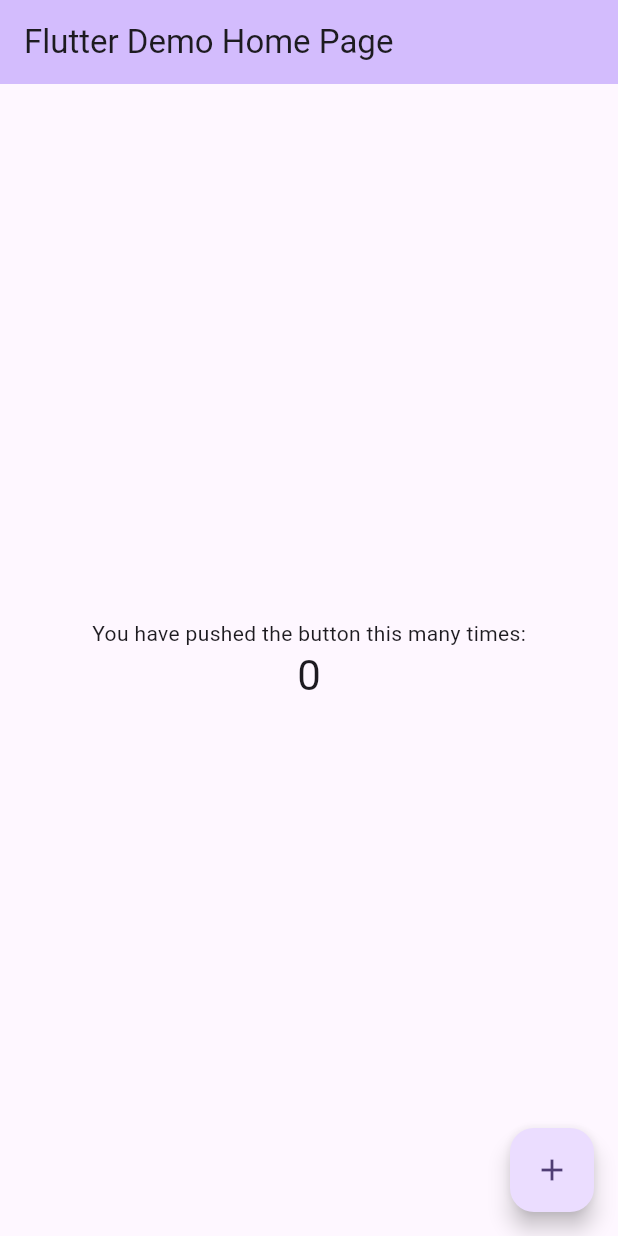
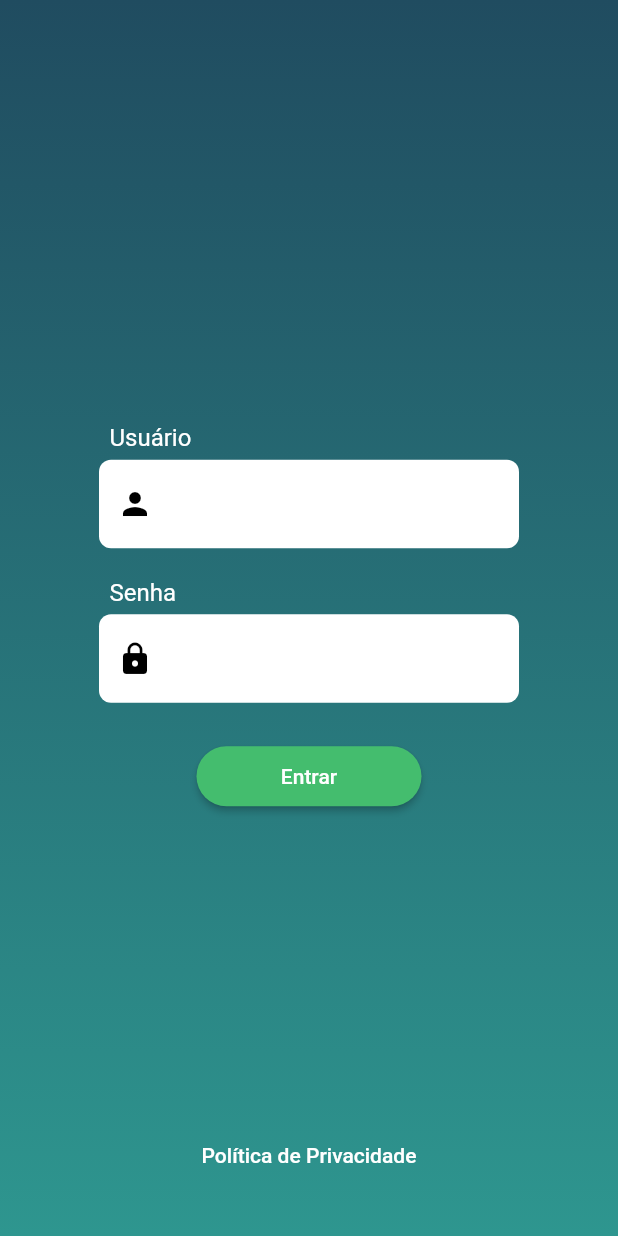
Before and after one commit to Bernardo-94/target_challenge, a Flutter app: the screen it shows after launch, on a phone screen of 412 x 824 dp. Run offline on Flutter 3.47's test engine with Material 2 defaults, Android fonts, the phone set to English and light mode, and no system bars; our stand-ins replace flutter_mobx, mobx, shared_preferences; generated files the repository leaves out were written again.

Commit message:
finishing the project

```diff
--- a/lib/main.dart
+++ b/lib/main.dart
@@ -1,125 +1,29 @@
 import 'package:flutter/material.dart';
+import 'package:target_challenge/project/home_page/home_page.dart';
+import 'package:target_challenge/project/login_page/login_page.view.dart';
 
 void main() {
   runApp(const MyApp());
 }
 
 class MyApp extends StatelessWidget {
-  const MyApp({super.key});
+  const MyApp({Key? key}) : super(key: key);
 
   // This widget is the root of your application.
   @override
   Widget build(BuildContext context) {
     return MaterialApp(
-      title: 'Flutter Demo',
+      debugShowCheckedModeBanner: false,
+      title: 'Target Challenge',
       theme: ThemeData(
-        // This is the theme of your application.
-        //
-        // TRY THIS: Try running your application with "flutter run". You'll see
-        // the application has a blue toolbar. Then, without quitting the app,
-        // try changing the seedColor in the colorScheme below to Colors.green
-        // and then invoke "hot reload" (save your changes or press the "hot
-        // reload" button in a Flutter-supported IDE, or press "r" if you used
-        // the command line to start the app).
-        //
-        // Notice that the counter didn't reset back to zero; the application
-        // state is not lost during the reload. To reset the state, use hot
-        // restart instead.
-        //
-        // This works for code too, not just values: Most code changes can be
-        // tested with just a hot reload.
-        colorScheme: ColorScheme.fromSeed(seedColor: Colors.deepPurple),
-        useMaterial3: true,
+        primaryColor: const Color.fromRGBO(0, 65, 130, 1),
       ),
-      home: const MyHomePage(title: 'Flutter Demo Home Page'),
+      initialRoute: '/login',
+      routes: {
+        // É aqui onde as rotas são definidas.
+        '/login': (context) => const LoginPage(),
+        '/home': (context) => const HomePage(),
+      },
     );
   }
 }
-
-class MyHomePage extends StatefulWidget {
-  const MyHomePage({super.key, required this.title});
-
-  // This widget is the home page of your application. It is stateful, meaning
-  // that it has a State object (defined below) that contains fields that affect
-  // how it looks.
-
-  // This class is the configuration for the state. It holds the values (in this
-  // case the title) provided by the parent (in this case the App widget) and
-  // used by the build method of the State. Fields in a Widget subclass are
-  // always marked "final".
-
-  final String title;
-
-  @override
-  State<MyHomePage> createState() => _MyHomePageState();
-}
-
-class _MyHomePageState extends State<MyHomePage> {
-  int _counter = 0;
-
-  void _incrementCounter() {
-    setState(() {
-      // This call to setState tells the Flutter framework that something has
-      // changed in this State, which causes it to rerun the build method below
-      // so that the display can reflect the updated values. If we changed
-      // _counter without calling setState(), then the build method would not be
-      // called again, and so nothing would appear to happen.
-      _counter++;
-    });
-  }
-
-  @override
-  Widget build(BuildContext context) {
-    // This method is rerun every time setState is called, for instance as done
-    // by the _incrementCounter method above.
-    //
-    // The Flutter framework has been optimized to make rerunning build methods
-    // fast, so that you can just rebuild anything that needs updating rather
-    // than having to individually change instances of widgets.
-    return Scaffold(
-      appBar: AppBar(
-        // TRY THIS: Try changing the color here to a specific color (to
-        // Colors.amber, perhaps?) and trigger a hot reload to see the AppBar
-        // change color while the other colors stay the same.
-        backgroundColor: Theme.of(context).colorScheme.inversePrimary,
-        // Here we take the value from the MyHomePage object that was created by
-        // the App.build method, and use it to set our appbar title.
-        title: Text(widget.title),
-      ),
-      body: Center(
-        // Center is a layout widget. It takes a single child and positions it
-        // in the middle of the parent.
-        child: Column(
-          // Column is also a layout widget. It takes a list of children and
-          // arranges them vertically. By default, it sizes itself to fit its
-          // children horizontally, and tries to be as tall as its parent.
-          //
-          // Column has various properties to control how it sizes itself and
-          // how it positions its children. Here we use mainAxisAlignment to
-          // center the children vertically; the main axis here is the vertical
-          // axis because Columns are vertical (the cross axis would be
-          // horizontal).
-          //
-          // TRY THIS: Invoke "debug painting" (choose the "Toggle Debug Paint"
-          // action in the IDE, or press "p" in the console), to see the
-          // wireframe for each widget.
-          mainAxisAlignment: MainAxisAlignment.center,
-          children: <Widget>[
-            const Text(
-              'You have pushed the button this many times:',
-            ),
-            Text(
-              '$_counter',
-              style: Theme.of(context).textTheme.headlineMedium,
-            ),
-          ],
-        ),
-      ),
-      floatingActionButton: FloatingActionButton(
-        onPressed: _incrementCounter,
-        tooltip: 'Increment',
-        child: const Icon(Icons.add),
-      ), // This trailing comma makes auto-formatting nicer for build methods.
-    );
-  }
-}
--- /dev/null
+++ b/lib/project/login_page/login_page.view.dart
@@ -0,0 +1,60 @@
+import 'package:flutter/material.dart';
+import 'package:target_challenge/project/main_design.view.dart';
+import 'package:target_challenge/project/shared/text_form_field_custom.dart';
+
+class LoginPage extends StatelessWidget {
+  const LoginPage({super.key});
+
+  @override
+  Widget build(BuildContext context) {
+    final formKey = GlobalKey<FormState>();
+    return Scaffold(
+      body: MainDesign(
+        child: Form(
+          key: formKey,
+          child: Column(
+            crossAxisAlignment: CrossAxisAlignment.center,
+            mainAxisAlignment: MainAxisAlignment.center,
+            children: [
+              const TextFormFieldCustom(
+                fieldName: 'Usuário',
+                prefixIcon: Icons.person,
+              ),
+              const SizedBox(
+                height: 20,
+              ),
+              const TextFormFieldCustom(
+                fieldName: 'Senha',
+                prefixIcon: Icons.lock,
+              ),
+              const SizedBox(
+                height: 25,
+              ),
+              ConstrainedBox(
+                constraints: const BoxConstraints(
+                  minWidth: 150,
+                  maxWidth: 150,
+                  minHeight: 40,
+                ),
+                child: ElevatedButton(
+                  onPressed: () {
+                    if (formKey.currentState!.validate()) {
+                      Navigator.pushNamed(context, '/home');
+                    }
+                  },
+                  style: ElevatedButton.styleFrom(
+                    backgroundColor: const Color(0xFF44bd6e),
+                    shape: RoundedRectangleBorder(
+                      borderRadius: BorderRadius.circular(20.0),
+                    ),
+                  ),
+                  child: const Text('Entrar'),
+                ),
+              ),
+            ],
+          ),
+        ),
+      ),
+    );
+  }
+}
--- /dev/null
+++ b/lib/project/main_design.view.dart
@@ -0,0 +1,61 @@
+import 'package:flutter/material.dart';
+import 'package:target_challenge/project/shared/constants.dart';
+import 'package:url_launcher/url_launcher.dart';
+
+class MainDesign extends StatelessWidget {
+  final Widget child;
+  const MainDesign({super.key, required this.child});
+
+  @override
+  Widget build(BuildContext context) {
+    var size = MediaQuery.of(context).size;
+    return Container(
+      width: size.width,
+      height: size.height,
+      decoration: const BoxDecoration(
+        gradient: LinearGradient(
+          colors: [
+            Color(0xFF204C60),
+            Color(0xFF2E968F),
+          ],
+          begin: Alignment.topCenter,
+          end: Alignment.bottomCenter,
+        ),
+      ),
+      child: Stack(
+        alignment: Alignment.center,
+        children: [
+          child,
+          Positioned(
+            left: 0,
+            right: 0,
+            bottom: 0,
+            child: Padding(
+              padding: const EdgeInsets.only(
+                bottom: 30.0,
+              ),
+              child: TextButton(
+                onPressed: () {
+                  _lauchGoogle();
+                },
+                style: TextButton.styleFrom(
+                  foregroundColor: Colors.white,
+                ),
+                child: const Text('Política de Privacidade'),
+              ),
+            ),
+          ),
+        ],
+      ),
+    );
+  }
+
+  _lauchGoogle() async {
+    Uri url = Uri.parse(urlGoole);
+    if (await canLaunchUrl(url)) {
+      await launchUrl(url);
+    } else {
+      throw 'Não foi possível abrir $url';
+    }
+  }
+}
--- /dev/null
+++ b/lib/project/shared/constants.dart
@@ -0,0 +1 @@
+const String urlGoole = 'https://www.google.com';
--- /dev/null
+++ b/lib/project/shared/text_form_field_custom.dart
@@ -0,0 +1,79 @@
+import 'package:flutter/material.dart';
+import 'package:target_challenge/project/shared/validators.dart';
+
+class TextFormFieldCustom extends StatelessWidget {
+  final String fieldName;
+  final TextEditingController? controller;
+  final IconData? prefixIcon;
+  const TextFormFieldCustom({
+    super.key,
+    required this.fieldName,
+    this.controller,
+    this.prefixIcon,
+  });
+
+  @override
+  Widget build(BuildContext context) {
+    return Column(
+      mainAxisAlignment: MainAxisAlignment.center,
+      crossAxisAlignment: CrossAxisAlignment.start,
+      children: [
+        Padding(
+          padding: const EdgeInsets.only(
+            left: 22.0,
+          ),
+          child: Text(
+            fieldName,
+            style: const TextStyle(
+              color: Colors.white,
+              fontSize: 16.0,
+            ),
+            textAlign: TextAlign.left,
+          ),
+        ),
+        ConstrainedBox(
+          constraints: const BoxConstraints(
+            minWidth: 100,
+            maxWidth: 310,
+          ),
+          child: Padding(
+            padding: const EdgeInsets.only(
+              top: 5.0,
+              left: 15.0,
+              right: 15.0,
+            ),
+            child: TextFormField(
+              controller: controller,
+              validator: (value) {
+                if (fieldName == 'Usuário') {
+                  return Validators.validateUser(value);
+                } else if (fieldName == 'Senha') {
+                  return Validators.validatePassword(value);
+                } else {
+                  return null;
+                }
+              },
+              obscureText: fieldName == 'Senha' ? true : false,
+              decoration: InputDecoration(
+                filled: true,
+                fillColor: Colors.white,
+                prefixIcon: Icon(
+                  prefixIcon,
+                  color: Colors.black,
+                ),
+                border: OutlineInputBorder(
+                  borderRadius: BorderRadius.circular(8.0),
+                  borderSide: BorderSide.none,
+                ),
+                errorStyle: const TextStyle(
+                  fontWeight: FontWeight.bold,
+                  color: Colors.red,
+                ),
+              ),
+            ),
+          ),
+        ),
+      ],
+    );
+  }
+}
--- a/pubspec.yaml
+++ b/pubspec.yaml
@@ -28,6 +28,8 @@ environment:
 # the latest version available on pub.dev. To see which dependencies have newer
 # versions available, run `flutter pub outdated`.
 dependencies:
+  mobx: ^2.1.3
+  flutter_mobx: ^2.0.6+5
   flutter:
     sdk: flutter
 
@@ -35,8 +37,12 @@ dependencies:
   # The following adds the Cupertino Icons font to your application.
   # Use with the CupertinoIcons class for iOS style icons.
   cupertino_icons: ^1.0.2
+  url_launcher: ^6.2.1
+  shared_preferences: ^2.2.2
 
 dev_dependencies:
+  build_runner: ^2.3.3
+  mobx_codegen: ^2.1.1
   flutter_test:
     sdk: flutter
 
```
Also changed, not shown: lib/project/home_page/home_page.dart (added, +145 -0 lines), lib/project/home_page/store/text_list_store.dart (added, +61 -0 lines), lib/project/shared/text_card_custom.dart (added, +113 -0 lines), lib/project/shared/validators.dart (added, +41 -0 lines), lib/project/home_page/store/text_list_store.g.dart (added), pubspec.lock, 5 other files.
